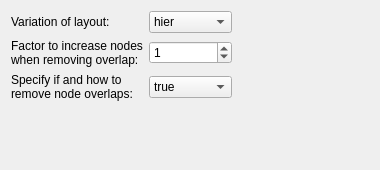
Before: the Qt Designer form qrgui/umllib/layout/gvizNeatoLayoutHelperSettings.ui in qreal/qreal, drawn with Qt 5.
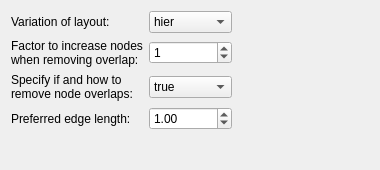
After: the same form once the commit is applied.

Commit message: added new property to neato algo

Diff of the .ui file:
```diff
--- a/qrgui/umllib/layout/gvizNeatoLayoutHelperSettings.ui
+++ b/qrgui/umllib/layout/gvizNeatoLayoutHelperSettings.ui
@@ -97,19 +97,6 @@
      </item>
     </widget>
    </item>
-   <item row="3" column="0">
-    <spacer name="verticalSpacer">
-     <property name="orientation">
-      <enum>Qt::Vertical</enum>
-     </property>
-     <property name="sizeHint" stdset="0">
-      <size>
-       <width>20</width>
-       <height>40</height>
-      </size>
-     </property>
-    </spacer>
-   </item>
    <item row="0" column="2">
     <spacer name="horizontalSpacer">
      <property name="orientation">
@@ -123,6 +110,33 @@
      </property>
     </spacer>
    </item>
+   <item row="3" column="0">
+    <widget class="QLabel" name="lenLabel">
+     <property name="text">
+      <string>Preferred edge length:</string>
+     </property>
+    </widget>
+   </item>
+   <item row="3" column="1">
+    <widget class="QDoubleSpinBox" name="lenDoubleSpinBox">
+     <property name="value">
+      <double>1.000000000000000</double>
+     </property>
+    </widget>
+   </item>
+   <item row="4" column="0">
+    <spacer name="verticalSpacer">
+     <property name="orientation">
+      <enum>Qt::Vertical</enum>
+     </property>
+     <property name="sizeHint" stdset="0">
+      <size>
+       <width>20</width>
+       <height>40</height>
+      </size>
+     </property>
+    </spacer>
+   </item>
   </layout>
  </widget>
  <resources/>
```
The commit also changes 3 other files.
